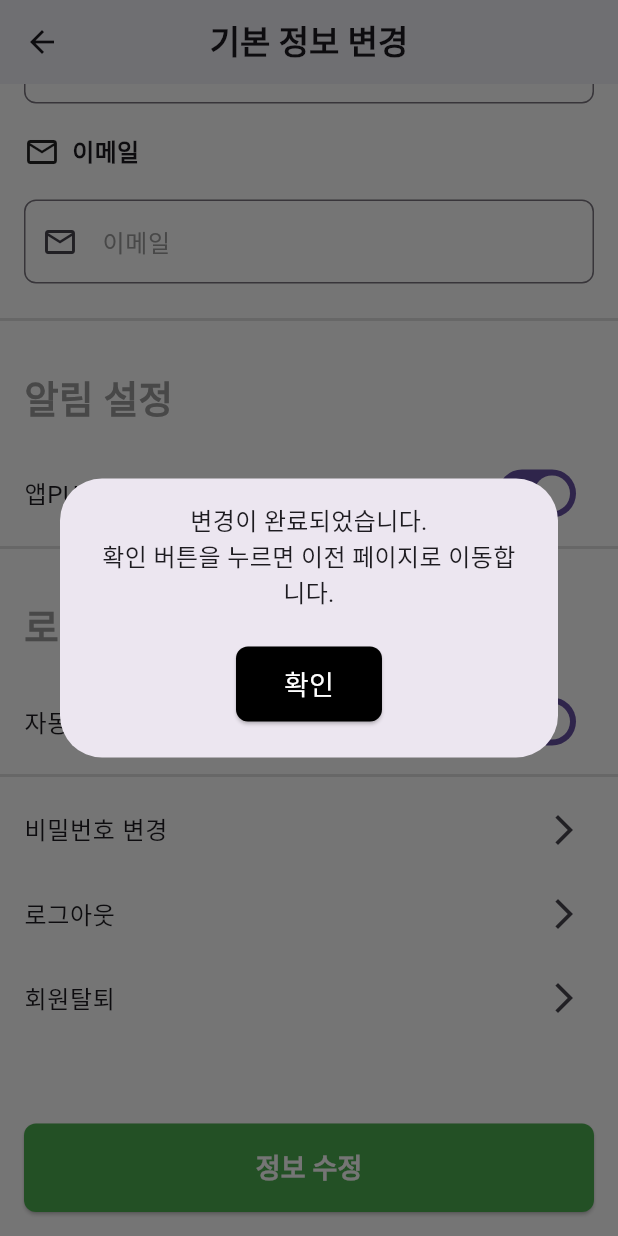
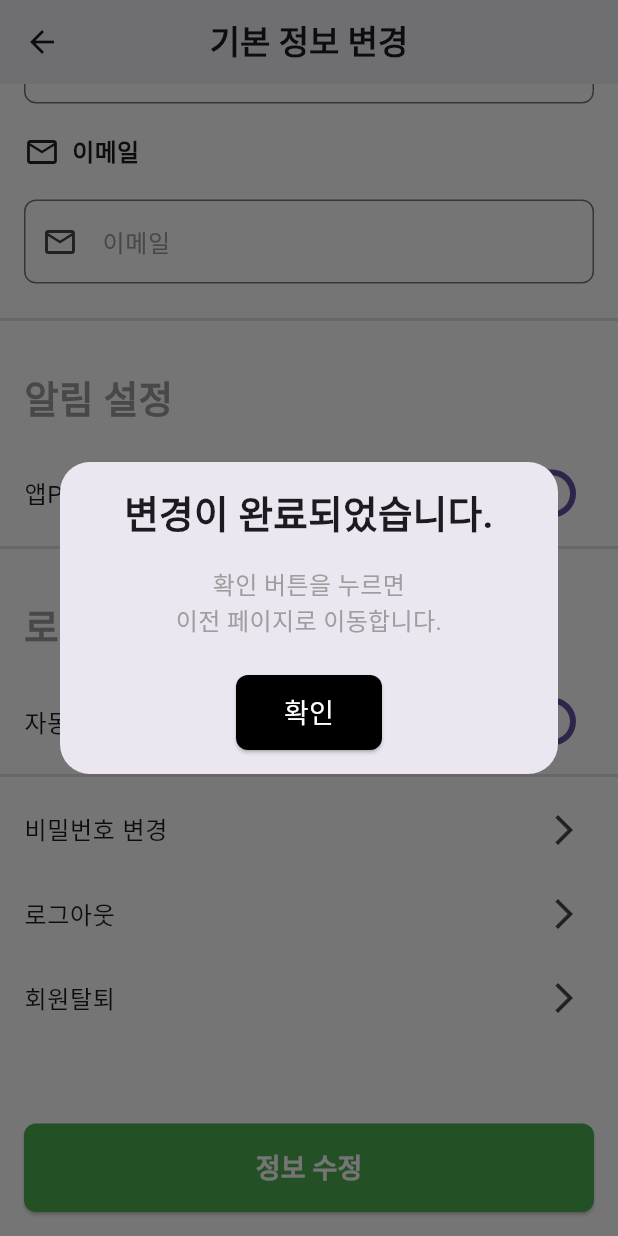
Before and after one commit to kimjaehui02/WonRoom, a Flutter app: the PersonalInfoEditPage screen opened directly, scrolled down 261 dp, after a tap on "정보 수정", on a phone screen of 412 x 824 dp. Run offline on Flutter 3.47's test engine with Material 3 defaults, Android fonts, the phone set to English and light mode, and no system bars; our stand-ins replace dio, flutter_secure_storage, image_picker; accounts and stored records are empty; Roboto replaces fonts that are missing (Pretendard); project files that could hold a hidden picture were left out.

Commit message:
마지막 작업 완료

```diff
--- a/wonroom/lib/myPage.dart
+++ b/wonroom/lib/myPage.dart
@@ -298,14 +298,32 @@ class PersonalInfoEditPage extends StatelessWidget {
                   showDialog(
                     context: context,
                     builder: (BuildContext context) {
-                      return AlertDialog(
-                        content: Text(
-                          '변경이 완료되었습니다.\n확인 버튼을 누르면 이전 페이지로 이동합니다.',
-                          style: TextStyle(fontSize: 16),
+                      return Dialog(
+                        shape: RoundedRectangleBorder(
+                          borderRadius: BorderRadius.circular(20),
+                        ),
+                        child: Padding(
+                          padding: const EdgeInsets.all(16.0),
+                          child: Column(
+                            mainAxisSize: MainAxisSize.min,
+                            children: [
+                              Text(
+                                '변경이 완료되었습니다.',
+                                style: TextStyle(
+                                  fontSize: 25,
+                                  fontWeight: FontWeight.bold,
+                                ),
                                 textAlign: TextAlign.center,
                               ),
-                        actions: [
-                          Center(
+                              SizedBox(height: 16),
+                              Text(
+                                '확인 버튼을 누르면 \n이전 페이지로 이동합니다.',
+                                style: TextStyle(fontSize: 16, color: Colors.grey),
+                                textAlign: TextAlign.center,
+                              ),
+                              SizedBox(height: 24),
+                              Align(
+                                alignment: Alignment.center,
                                 child: ElevatedButton(
                                   style: ElevatedButton.styleFrom(
                                     backgroundColor: Colors.black, // 버튼 배경색을 검정색으로 설정
@@ -322,9 +340,12 @@ class PersonalInfoEditPage extends StatelessWidget {
                                 ),
                               ),
                             ],
+                          ),
+                        ),
                       );
                     },
                   );
+
                 },
                 style: ElevatedButton.styleFrom(
                   backgroundColor: Colors.green, // 버튼 배경색을 녹색으로 설정
```
Lines whose indentation alone changed are shown as unchanged.
